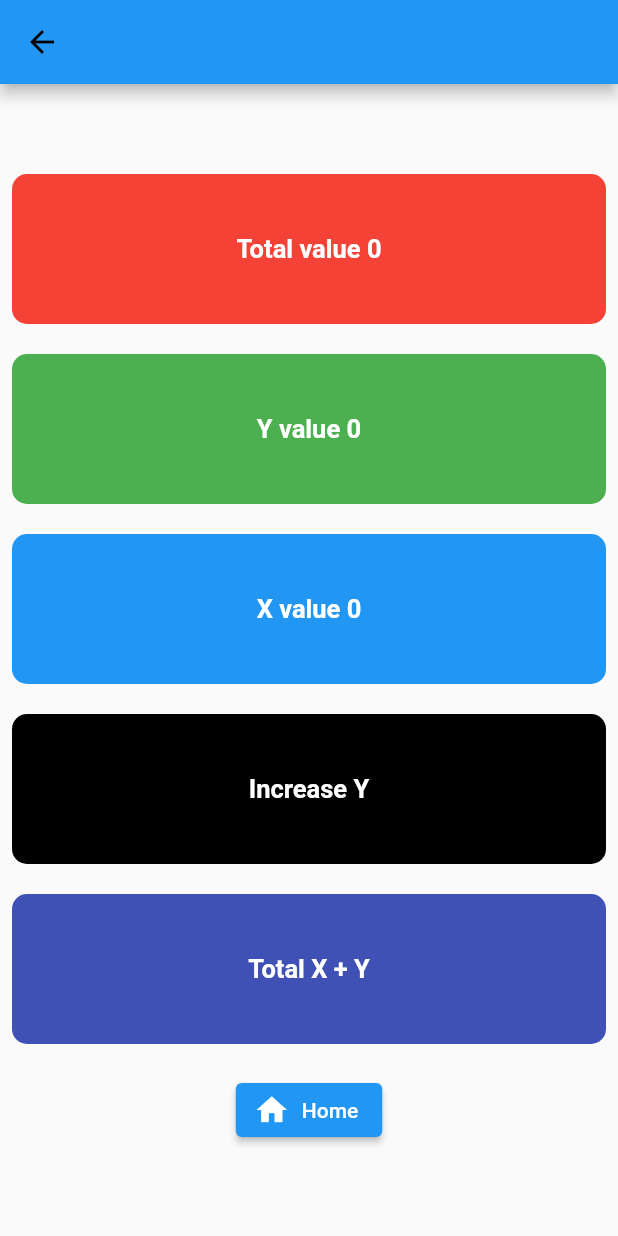
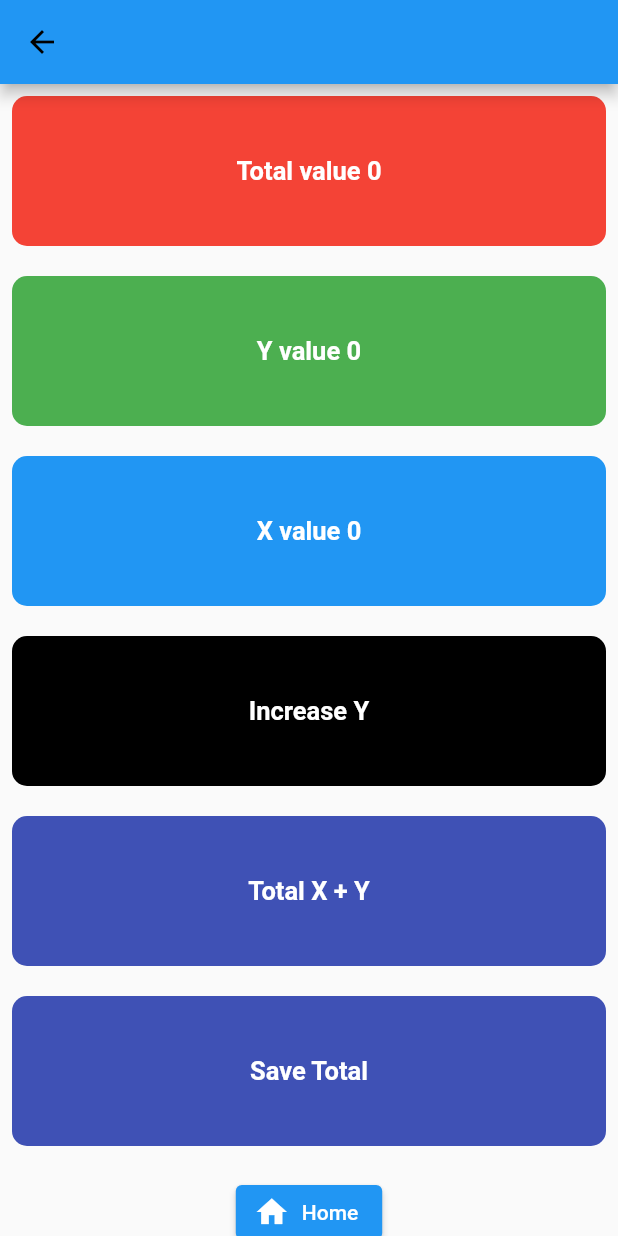
Before and after one commit to ShahanajMT/Get_X, a Flutter app: the ThirdPage screen opened directly, on a phone screen of 412 x 824 dp. Run offline on Flutter 3.47's test engine with Material 2 defaults, Android fonts, the phone set to English and light mode, and no system bars; our stand-ins replace get.

Commit message:
Multiple Coloum -> OBX() | Create 2nd Controller -> listController | Obx list in the GetX Controller | inject List Controller in the third page

```diff
--- /dev/null
+++ b/lib/controllers/list_controllers.dart
@@ -0,0 +1,14 @@
+import 'package:get/get.dart';
+
+class ListController extends GetxController {
+
+  RxList _list = [].obs;
+  RxList get list => _list;
+
+
+  void setValue(int x) {
+    _list.add(x);
+    print(_list);
+  }
+
+}
--- a/lib/pages/third_page.dart
+++ b/lib/pages/third_page.dart
@@ -1,5 +1,6 @@
 import 'package:flutter/material.dart';
 import 'package:get/get.dart';
+import 'package:getx2/controllers/list_controllers.dart';
 import 'package:getx2/controllers/tap_controllers.dart';
 import 'package:getx2/pages/my_homePage.dart';
 
@@ -9,6 +10,7 @@ class ThirdPage extends StatelessWidget {
   @override
   Widget build(BuildContext context) {
     TapController controller = Get.find();
+    ListController listController = Get.put(ListController());
     return Scaffold(
       appBar: AppBar(
         leading: IconButton(
@@ -172,6 +174,39 @@ class ThirdPage extends StatelessWidget {
             const SizedBox(
               height: 20,
             ),
+
+
+            InkWell(
+              onTap: () {
+                //Get.to(() => const Home(),);
+                Get.find<ListController>().setValue(Get.find<TapController>().z);
+                //controller.incrementY();
+              },
+              child: Container(
+                height: 100,
+                width: double.infinity,
+                //backgroundColor: Colors.red,
+                //radius: 50,
+                clipBehavior: Clip.none,
+                decoration: BoxDecoration(
+                  borderRadius: BorderRadius.circular(10),
+                  color: Colors.indigo,
+                ),
+                child: const Center(
+                  child: Text(
+                    "Save Total",
+                    style: TextStyle(
+                      color: Colors.white,
+                      fontWeight: FontWeight.bold,
+                      fontSize: 17,
+                    ),
+                  ),
+                ),
+              ),
+            ),
+            const SizedBox(
+              height: 20,
+            ),
             ElevatedButton.icon(
               onPressed: () {
                 Get.to(
```
